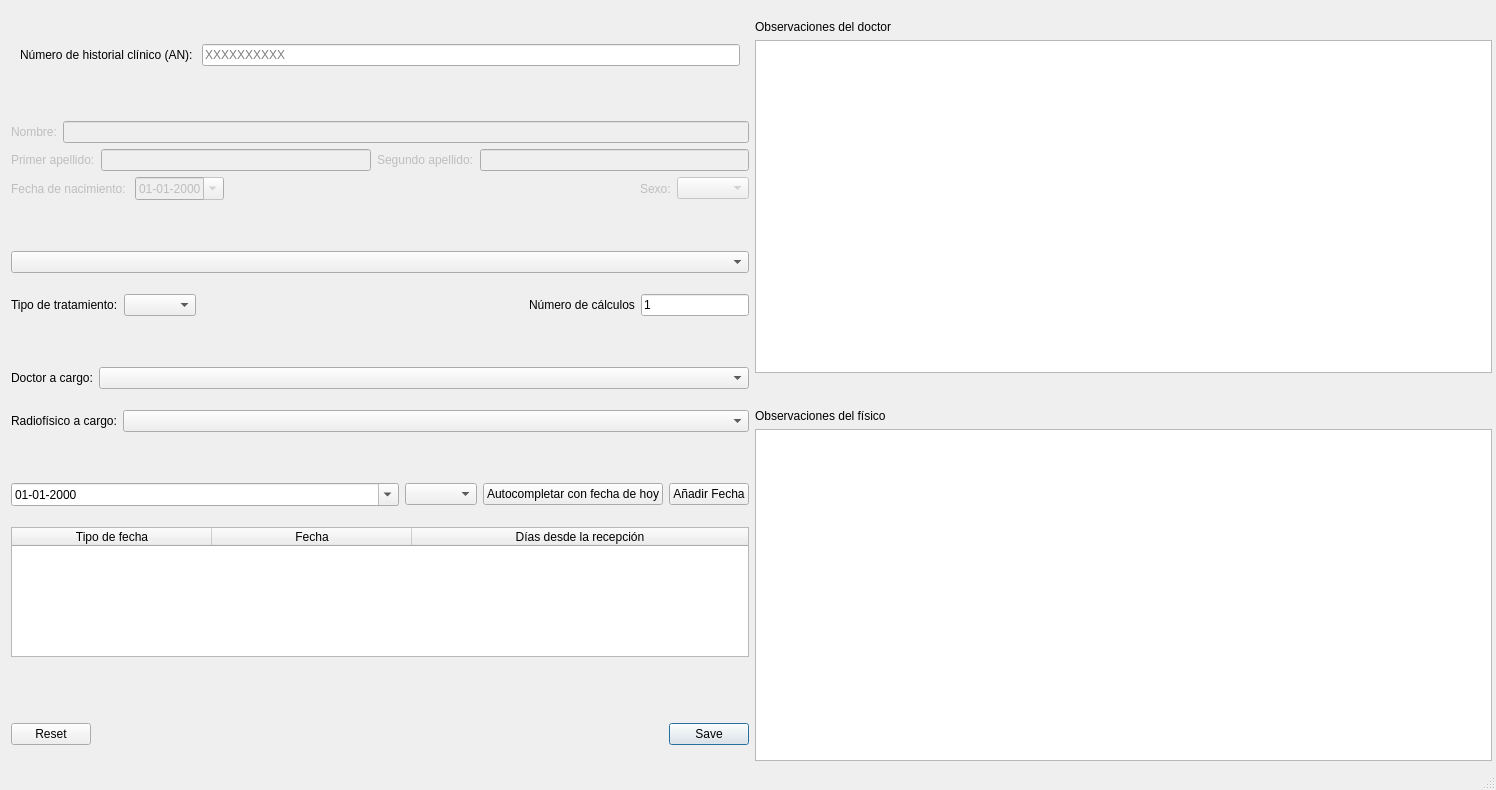
First picture: the form in UI/patientUI.ui, repository 18Orion/GestorDePacientesRadioterapia, before the edit.
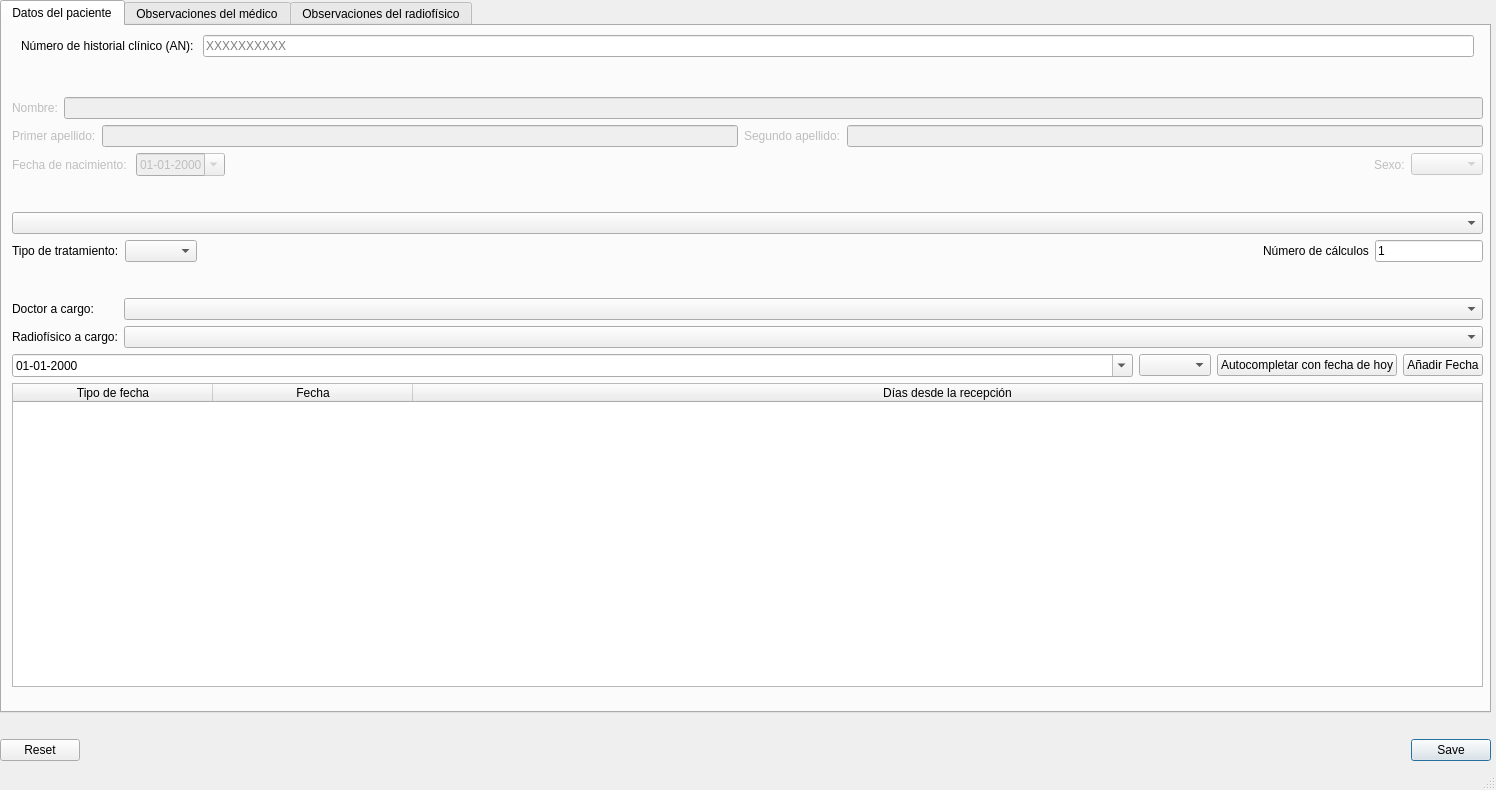
Second picture: the form after the edit.

Diff of the .ui file:
```diff
--- a/UI/patientUI.ui
+++ b/UI/patientUI.ui
@@ -26,15 +26,35 @@
    <widget class="QWidget" name="horizontalLayoutWidget">
     <property name="geometry">
      <rect>
-      <x>11</x>
-      <y>20</y>
-      <width>1481</width>
-      <height>741</height>
+      <x>0</x>
+      <y>0</y>
+      <width>1491</width>
+      <height>761</height>
      </rect>
     </property>
-    <layout class="QHBoxLayout" name="horizontalLayout_6">
+    <layout class="QVBoxLayout" name="verticalLayout_2">
      <item>
+      <widget class="QTabWidget" name="tabWidget">
+       <property name="currentIndex">
+        <number>0</number>
+       </property>
+       <widget class="QWidget" name="tab">
+        <attribute name="title">
+         <string>Datos del paciente</string>
+        </attribute>
+        <widget class="QWidget" name="">
+         <property name="geometry">
+          <rect>
+           <x>10</x>
+           <y>0</y>
+           <width>1471</width>
+           <height>661</height>
+          </rect>
+         </property>
       <layout class="QVBoxLayout" name="verticalLayout">
+          <property name="spacing">
+           <number>6</number>
+          </property>
        <property name="sizeConstraint">
         <enum>QLayout::SizeConstraint::SetMaximumSize</enum>
        </property>
@@ -277,7 +297,7 @@
            <property name="sizeHint" stdset="0">
             <size>
              <width>40</width>
-             <height>20</height>
+                <height>0</height>
             </size>
            </property>
           </spacer>
@@ -321,31 +341,20 @@
         </spacer>
        </item>
        <item>
-        <layout class="QHBoxLayout" name="horizontalLayout_4">
-         <item>
-          <widget class="QLabel" name="label_15">
-           <property name="sizePolicy">
-            <sizepolicy hsizetype="Maximum" vsizetype="Preferred">
-             <horstretch>0</horstretch>
-             <verstretch>0</verstretch>
-            </sizepolicy>
-           </property>
-           <property name="text">
-            <string>Doctor a cargo:</string>
-           </property>
-          </widget>
-         </item>
-         <item>
-          <widget class="QComboBox" name="doctorComboBox"/>
-         </item>
-        </layout>
-       </item>
-       <item>
-        <layout class="QHBoxLayout" name="horizontalLayout_2">
-         <item>
+           <layout class="QGridLayout" name="gridLayout">
+            <property name="sizeConstraint">
+             <enum>QLayout::SizeConstraint::SetMinimumSize</enum>
+            </property>
+            <property name="topMargin">
+             <number>0</number>
+            </property>
+            <property name="bottomMargin">
+             <number>0</number>
+            </property>
+            <item row="1" column="0">
           <widget class="QLabel" name="label_14">
            <property name="sizePolicy">
-            <sizepolicy hsizetype="Maximum" vsizetype="Preferred">
+               <sizepolicy hsizetype="Maximum" vsizetype="Maximum">
              <horstretch>0</horstretch>
              <verstretch>0</verstretch>
             </sizepolicy>
@@ -355,31 +364,57 @@
            </property>
           </widget>
          </item>
-         <item>
-          <widget class="QComboBox" name="technicianComboBox"/>
+            <item row="1" column="1">
+             <widget class="QComboBox" name="technicianComboBox">
+              <property name="sizePolicy">
+               <sizepolicy hsizetype="Preferred" vsizetype="Maximum">
+                <horstretch>0</horstretch>
+                <verstretch>0</verstretch>
+               </sizepolicy>
+              </property>
+             </widget>
+            </item>
+            <item row="0" column="0">
+             <widget class="QLabel" name="label_15">
+              <property name="sizePolicy">
+               <sizepolicy hsizetype="Maximum" vsizetype="Maximum">
+                <horstretch>0</horstretch>
+                <verstretch>0</verstretch>
+               </sizepolicy>
+              </property>
+              <property name="text">
+               <string>Doctor a cargo:</string>
+              </property>
+             </widget>
+            </item>
+            <item row="0" column="1">
+             <widget class="QComboBox" name="doctorComboBox">
+              <property name="sizePolicy">
+               <sizepolicy hsizetype="Preferred" vsizetype="Maximum">
+                <horstretch>0</horstretch>
+                <verstretch>0</verstretch>
+               </sizepolicy>
+              </property>
+             </widget>
          </item>
         </layout>
        </item>
-       <item>
-        <spacer name="verticalSpacer_4">
-         <property name="orientation">
-          <enum>Qt::Orientation::Vertical</enum>
-         </property>
-         <property name="sizeType">
-          <enum>QSizePolicy::Policy::Fixed</enum>
-         </property>
-         <property name="sizeHint" stdset="0">
-          <size>
-           <width>20</width>
-           <height>30</height>
-          </size>
-         </property>
-        </spacer>
-       </item>
        <item>
         <layout class="QHBoxLayout" name="dateLayout">
+            <property name="spacing">
+             <number>6</number>
+            </property>
+            <property name="sizeConstraint">
+             <enum>QLayout::SizeConstraint::SetDefaultConstraint</enum>
+            </property>
          <item>
           <widget class="QDateEdit" name="keyDateEdit">
+              <property name="sizePolicy">
+               <sizepolicy hsizetype="Minimum" vsizetype="Maximum">
+                <horstretch>0</horstretch>
+                <verstretch>0</verstretch>
+               </sizepolicy>
+              </property>
            <property name="displayFormat">
             <string>dd-MM-yyyy</string>
            </property>
@@ -437,7 +472,7 @@
          <property name="maximumSize">
           <size>
            <width>16777215</width>
-           <height>130</height>
+              <height>600</height>
           </size>
          </property>
          <property name="editTriggers">
@@ -481,21 +516,40 @@
          </column>
         </widget>
        </item>
-       <item>
-        <spacer name="verticalSpacer_3">
-         <property name="orientation">
-          <enum>Qt::Orientation::Vertical</enum>
+         </layout>
+        </widget>
+       </widget>
+       <widget class="QWidget" name="tab_2">
+        <attribute name="title">
+         <string>Observaciones del médico</string>
+        </attribute>
+        <widget class="QTextEdit" name="doctorObservationsEdit">
+         <property name="geometry">
+          <rect>
+           <x>0</x>
+           <y>0</y>
+           <width>1491</width>
+           <height>701</height>
+          </rect>
          </property>
-         <property name="sizeType">
-          <enum>QSizePolicy::Policy::Fixed</enum>
+        </widget>
+       </widget>
+       <widget class="QWidget" name="tab_3">
+        <attribute name="title">
+         <string>Observaciones del radiofísico</string>
+        </attribute>
+        <widget class="QTextEdit" name="physicianObservationsEdit">
+         <property name="geometry">
+          <rect>
+           <x>0</x>
+           <y>0</y>
+           <width>1491</width>
+           <height>701</height>
+          </rect>
          </property>
-         <property name="sizeHint" stdset="0">
-          <size>
-           <width>20</width>
-           <height>10</height>
-          </size>
-         </property>
-        </spacer>
+        </widget>
+       </widget>
+      </widget>
        </item>
        <item>
         <widget class="QLabel" name="feedBackLabel">
@@ -524,48 +578,6 @@
           <bool>false</bool>
          </property>
         </widget>
-       </item>
-      </layout>
-     </item>
-     <item>
-      <layout class="QVBoxLayout" name="verticalLayout_2">
-       <item>
-        <widget class="QLabel" name="label_3">
-         <property name="text">
-          <string>Observaciones del doctor</string>
-         </property>
-        </widget>
-       </item>
-       <item>
-        <widget class="QTextEdit" name="doctorObservationsEdit"/>
-       </item>
-       <item>
-        <spacer name="verticalSpacer_6">
-         <property name="orientation">
-          <enum>Qt::Orientation::Vertical</enum>
-         </property>
-         <property name="sizeType">
-          <enum>QSizePolicy::Policy::Fixed</enum>
-         </property>
-         <property name="sizeHint" stdset="0">
-          <size>
-           <width>20</width>
-           <height>30</height>
-          </size>
-         </property>
-        </spacer>
-       </item>
-       <item>
-        <widget class="QLabel" name="label_6">
-         <property name="text">
-          <string>Observaciones del físico</string>
-         </property>
-        </widget>
-       </item>
-       <item>
-        <widget class="QTextEdit" name="physicianObservationsEdit"/>
-       </item>
-      </layout>
      </item>
     </layout>
    </widget>
```
Left out of the diff: 2 changed lines with no effect on the pictures. Lines whose indentation alone changed are shown as unchanged.
